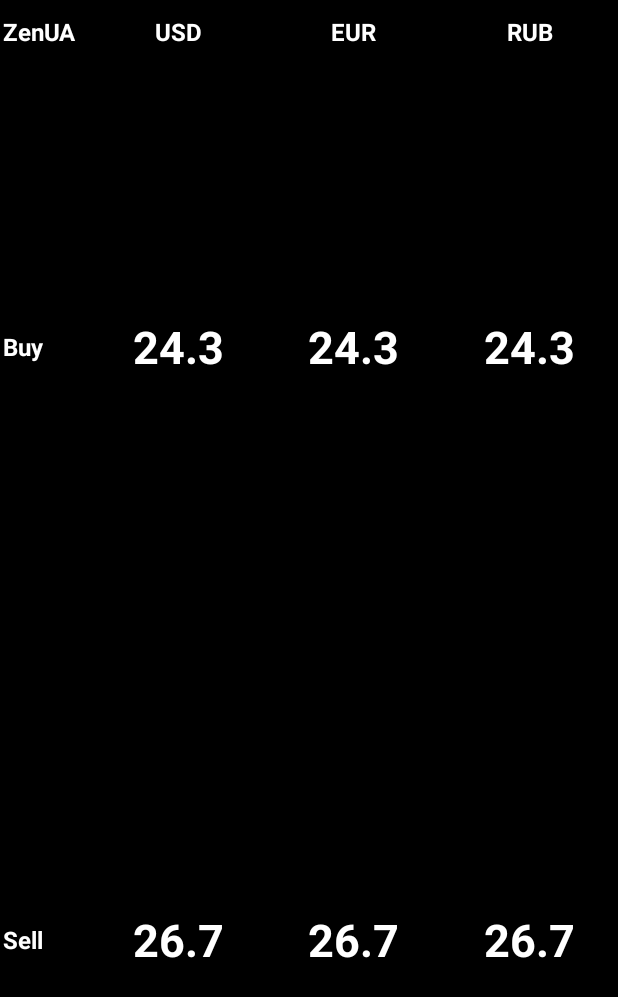
After one commit to RomanStecenko/zenua, an Android app: the layout widget_land.xml on its own in the app's theme, with its tools: preview values and no code run, on a phone screen of 412 x 824 dp. The commit adds this screen. Shown: the top 997 px of the screen. Run offline under Robolectric (Android 15) with nearby library versions, the phone set to English and light mode, and no system bars.

Commit message:
added widget, updating via IntentService

```diff
--- a/app/src/main/res/layout-land/exchange_rate_fragment.xml
+++ b/app/src/main/res/layout-land/exchange_rate_fragment.xml
@@ -54,6 +54,7 @@
             <TextView
                 android:layout_width="wrap_content"
                 android:layout_height="wrap_content"
+                android:paddingTop="@dimen/description_top"
                 android:textSize="@dimen/buy_sell_title"
                 android:text="@string/buy"
                 style="@style/TextView.Description"
--- /dev/null
+++ b/app/src/main/res/layout/widget_land.xml
@@ -0,0 +1,216 @@
+<?xml version="1.0" encoding="utf-8"?>
+<LinearLayout xmlns:android="http://schemas.android.com/apk/res/android"
+    xmlns:tools="http://schemas.android.com/tools"
+    android:id="@+id/widget_root_view"
+    android:layout_width="match_parent"
+    android:layout_height="match_parent"
+    android:baselineAligned="false"
+    android:orientation="horizontal"
+    tools:background="@android:color/background_dark">
+
+    <LinearLayout
+        android:id="@+id/buy_sell_titles"
+        android:layout_width="wrap_content"
+        android:layout_height="match_parent"
+        android:orientation="vertical"
+        android:paddingTop="@dimen/description_top"
+        android:paddingRight="@dimen/widget_titles_padding_right"
+        android:visibility="gone"
+        tools:visibility="visible">
+
+        <TextView
+            style="@style/TextView.Description"
+            android:layout_width="wrap_content"
+            android:layout_height="wrap_content"
+            android:text="@string/app_name"
+            android:textSize="@dimen/rate_title"/>
+
+        <TextView
+            style="@style/TextView.Description"
+            android:layout_width="wrap_content"
+            android:layout_height="0dp"
+            android:layout_weight="1"
+            android:gravity="center_vertical"
+            android:text="@string/buy"
+            android:textSize="@dimen/widget_buy_sell_title" />
+
+        <TextView
+            style="@style/TextView.Description"
+            android:layout_width="wrap_content"
+            android:layout_height="0dp"
+            android:layout_weight="1"
+            android:gravity="center_vertical"
+            android:text="@string/sell"
+            android:textSize="@dimen/widget_buy_sell_title" />
+
+    </LinearLayout>
+
+    <LinearLayout
+        android:layout_width="0dp"
+        android:layout_height="match_parent"
+        android:layout_weight="1"
+        android:gravity="center"
+        android:orientation="vertical"
+        android:paddingTop="@dimen/description_top">
+
+        <TextView
+            android:id="@+id/usd_rate"
+            style="@style/TextView.RateValue"
+            android:layout_width="wrap_content"
+            android:layout_height="wrap_content"
+            android:textSize="@dimen/widget_rate_numbers"
+            tools:text="25.5"
+            tools:visibility="gone" />
+
+        <TextView
+            style="@style/TextView.Description"
+            android:layout_width="wrap_content"
+            android:layout_height="wrap_content"
+            android:text="@string/usd"
+            android:textSize="@dimen/rate_title" />
+
+        <LinearLayout
+            android:id="@+id/buy_sell_usd"
+            android:layout_width="wrap_content"
+            android:layout_height="match_parent"
+            android:orientation="vertical"
+            android:visibility="gone"
+            tools:visibility="visible">
+
+            <TextView
+                android:id="@+id/usd_rate_buy"
+                style="@style/TextView.RateValue"
+                android:layout_width="wrap_content"
+                android:layout_height="0dp"
+                android:layout_weight="1"
+                android:gravity="center_vertical"
+                android:textSize="@dimen/widget_rate_numbers"
+                tools:text="24.3" />
+
+            <TextView
+                android:id="@+id/usd_rate_sell"
+                style="@style/TextView.RateValue"
+                android:layout_width="wrap_content"
+                android:layout_height="0dp"
+                android:layout_weight="1"
+                android:gravity="center_vertical"
+                android:textSize="@dimen/widget_rate_numbers"
+                tools:text="26.7" />
+
+        </LinearLayout>
+
+    </LinearLayout>
+
+    <LinearLayout
+        android:layout_width="0dp"
+        android:layout_height="match_parent"
+        android:layout_weight="1"
+        android:gravity="center"
+        android:orientation="vertical"
+        android:paddingTop="@dimen/description_top">
+
+        <TextView
+            android:id="@+id/eur_rate"
+            style="@style/TextView.RateValue"
+            android:layout_width="wrap_content"
+            android:layout_height="wrap_content"
+            android:textSize="@dimen/widget_rate_numbers"
+            tools:text="35.5"
+            tools:visibility="gone" />
+
+        <TextView
+            style="@style/TextView.Description"
+            android:layout_width="wrap_content"
+            android:layout_height="wrap_content"
+            android:text="@string/eur"
+            android:textSize="@dimen/rate_title" />
+
+        <LinearLayout
+            android:id="@+id/buy_sell_eur"
+            android:layout_width="wrap_content"
+            android:layout_height="match_parent"
+            android:orientation="vertical"
+            android:visibility="gone"
+            tools:visibility="visible">
+
+            <TextView
+                android:id="@+id/eur_rate_buy"
+                style="@style/TextView.RateValue"
+                android:layout_width="wrap_content"
+                android:layout_height="0dp"
+                android:layout_weight="1"
+                android:gravity="center_vertical"
+                android:textSize="@dimen/widget_rate_numbers"
+                tools:text="24.3" />
+
+            <TextView
+                android:id="@+id/eur_rate_sell"
+                style="@style/TextView.RateValue"
+                android:layout_width="wrap_content"
+                android:layout_height="0dp"
+                android:layout_weight="1"
+                android:gravity="center_vertical"
+                android:textSize="@dimen/widget_rate_numbers"
+                tools:text="26.7" />
+
+        </LinearLayout>
+
+    </LinearLayout>
+
+    <LinearLayout
+        android:layout_width="0dp"
+        android:layout_height="match_parent"
+        android:layout_weight="1"
+        android:gravity="center"
+        android:orientation="vertical"
+        android:paddingTop="@dimen/description_top">
+
+        <TextView
+            android:id="@+id/rub_rate"
+            style="@style/TextView.RateValue"
+            android:layout_width="wrap_content"
+            android:layout_height="wrap_content"
+            android:textSize="@dimen/widget_rate_numbers"
+            tools:text="0.5"
+            tools:visibility="gone" />
+
+        <TextView
+            style="@style/TextView.Description"
+            android:layout_width="wrap_content"
+            android:layout_height="wrap_content"
+            android:text="@string/rub"
+            android:textSize="@dimen/rate_title" />
+
+        <LinearLayout
+            android:id="@+id/buy_sell_rub"
+            android:layout_width="wrap_content"
+            android:layout_height="match_parent"
+            android:orientation="vertical"
+            android:visibility="gone"
+            tools:visibility="visible">
+
+            <TextView
+                android:id="@+id/rub_rate_buy"
+                style="@style/TextView.RateValue"
+                android:layout_width="wrap_content"
+                android:layout_height="0dp"
+                android:layout_weight="1"
+                android:gravity="center_vertical"
+                android:textSize="@dimen/widget_rate_numbers"
+                tools:text="24.3" />
+
+            <TextView
+                android:id="@+id/rub_rate_sell"
+                style="@style/TextView.RateValue"
+                android:layout_width="wrap_content"
+                android:layout_height="0dp"
+                android:layout_weight="1"
+                android:gravity="center_vertical"
+                android:textSize="@dimen/widget_rate_numbers"
+                tools:text="26.7" />
+
+        </LinearLayout>
+
+    </LinearLayout>
+
+</LinearLayout>
--- a/app/src/main/res/values/dimens.xml
+++ b/app/src/main/res/values/dimens.xml
@@ -9,4 +9,7 @@
     <dimen name="legend_top_bottom_padding">4dp</dimen>
     <dimen name="legend_view_lef_padding">8dp</dimen>
     <dimen name="view_width_height">16dp</dimen>
+    <dimen name="widget_rate_numbers">30sp</dimen>
+    <dimen name="widget_buy_sell_title">16sp</dimen>
+    <dimen name="widget_titles_padding_right">8dp</dimen>
 </resources>
```
Also changed, not shown: app/src/main/AndroidManifest.xml (+12 -0 lines), app/src/main/java/edu/my/rstetsenko/zenua/ZenUaWidget.java (added, +61 -0 lines), app/src/main/java/edu/my/rstetsenko/zenua/services/WidgetUpdateService.java (added, +121 -0 lines), app/src/main/res/values/strings.xml (+12 -12 lines), app/src/main/res/xml/widget_metadata.xml (added, +10 -0 lines), 2 other files.
